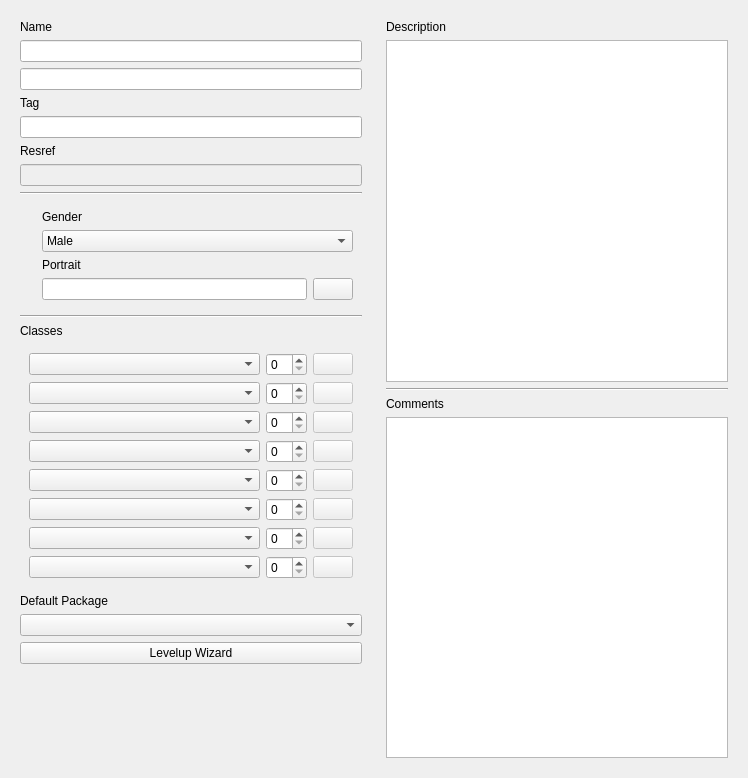
jd28/arclight, file src/widgets/CreatureView/creaturecharsheetview.ui: the form before one commit.
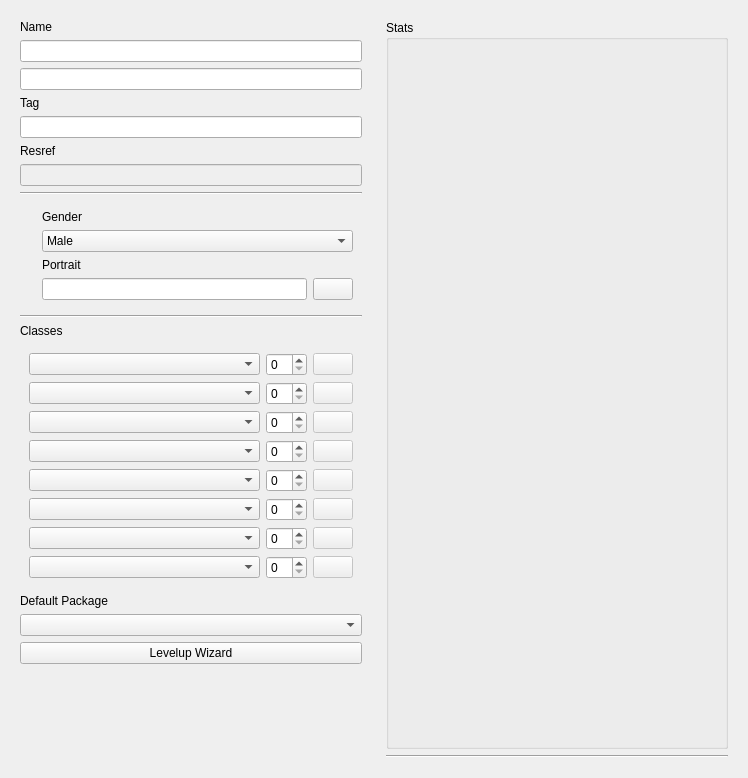
The form after the commit. Icons and pictures are not drawn. Custom widgets are drawn as their Qt base class.

The edit to the form file:
```diff
--- a/src/widgets/CreatureView/creaturecharsheetview.ui
+++ b/src/widgets/CreatureView/creaturecharsheetview.ui
@@ -16,6 +16,12 @@
   <layout class="QHBoxLayout" name="horizontalLayout">
    <item>
     <widget class="QWidget" name="widget" native="true">
+     <property name="sizePolicy">
+      <sizepolicy hsizetype="Preferred" vsizetype="Preferred">
+       <horstretch>1</horstretch>
+       <verstretch>0</verstretch>
+      </sizepolicy>
+     </property>
      <layout class="QVBoxLayout" name="verticalLayout">
       <item>
        <widget class="QLabel" name="label_3">
@@ -96,8 +102,7 @@
             <string/>
            </property>
            <property name="pixmap">
-            <pixmap>
-                                                                        :/qt-project.org/qtpropertybrowser/images/cursor-wait.png</pixmap>
+            <pixmap resource="../../resources.qrc">:/resources/images/portrait_placeholder.png</pixmap>
            </property>
           </widget>
          </item>
@@ -641,7 +646,7 @@
        </widget>
       </item>
       <item>
-       <widget class="QComboBox" name="packageComboBox"/>
+       <widget class="QComboBox" name="packages"/>
       </item>
       <item>
        <widget class="QPushButton" name="pushButton_5">
@@ -668,17 +673,38 @@
    </item>
    <item>
     <widget class="QWidget" name="widget_5" native="true">
+     <property name="sizePolicy">
+      <sizepolicy hsizetype="Preferred" vsizetype="Preferred">
+       <horstretch>1</horstretch>
+       <verstretch>0</verstretch>
+      </sizepolicy>
+     </property>
      <layout class="QVBoxLayout" name="verticalLayout_3">
       <item>
-       <widget class="QLabel" name="label_5">
-        <property name="text">
-         <string>Description</string>
+       <widget class="QGroupBox" name="groupBox">
+        <property name="sizePolicy">
+         <sizepolicy hsizetype="Preferred" vsizetype="Preferred">
+          <horstretch>0</horstretch>
+          <verstretch>0</verstretch>
+         </sizepolicy>
         </property>
+        <property name="title">
+         <string>Stats</string>
+        </property>
+        <layout class="QHBoxLayout" name="horizontalLayout_4">
+         <item>
+          <widget class="PropertyBrowser" name="stats" native="true">
+           <property name="sizePolicy">
+            <sizepolicy hsizetype="Preferred" vsizetype="Preferred">
+             <horstretch>0</horstretch>
+             <verstretch>0</verstretch>
+            </sizepolicy>
+           </property>
+          </widget>
+         </item>
+        </layout>
        </widget>
       </item>
-      <item>
-       <widget class="StrrefTextEdit" name="description"/>
-      </item>
       <item>
        <widget class="Line" name="line_3">
         <property name="orientation">
@@ -686,16 +712,6 @@
         </property>
        </widget>
       </item>
-      <item>
-       <widget class="QLabel" name="label_4">
-        <property name="text">
-         <string>Comments</string>
-        </property>
-       </widget>
-      </item>
-      <item>
-       <widget class="QTextEdit" name="comments"/>
-      </item>
      </layout>
     </widget>
    </item>
@@ -708,9 +724,10 @@
    <header>../strreflineedit.h</header>
   </customwidget>
   <customwidget>
-   <class>StrrefTextEdit</class>
-   <extends>QTextEdit</extends>
-   <header>../strreftextedit.h</header>
+   <class>PropertyBrowser</class>
+   <extends>QWidget</extends>
+   <header>../propertybrowser.h</header>
+   <container>1</container>
   </customwidget>
  </customwidgets>
  <resources/>
```
Left out of the diff: 6 changed lines with no effect on the pictures.
